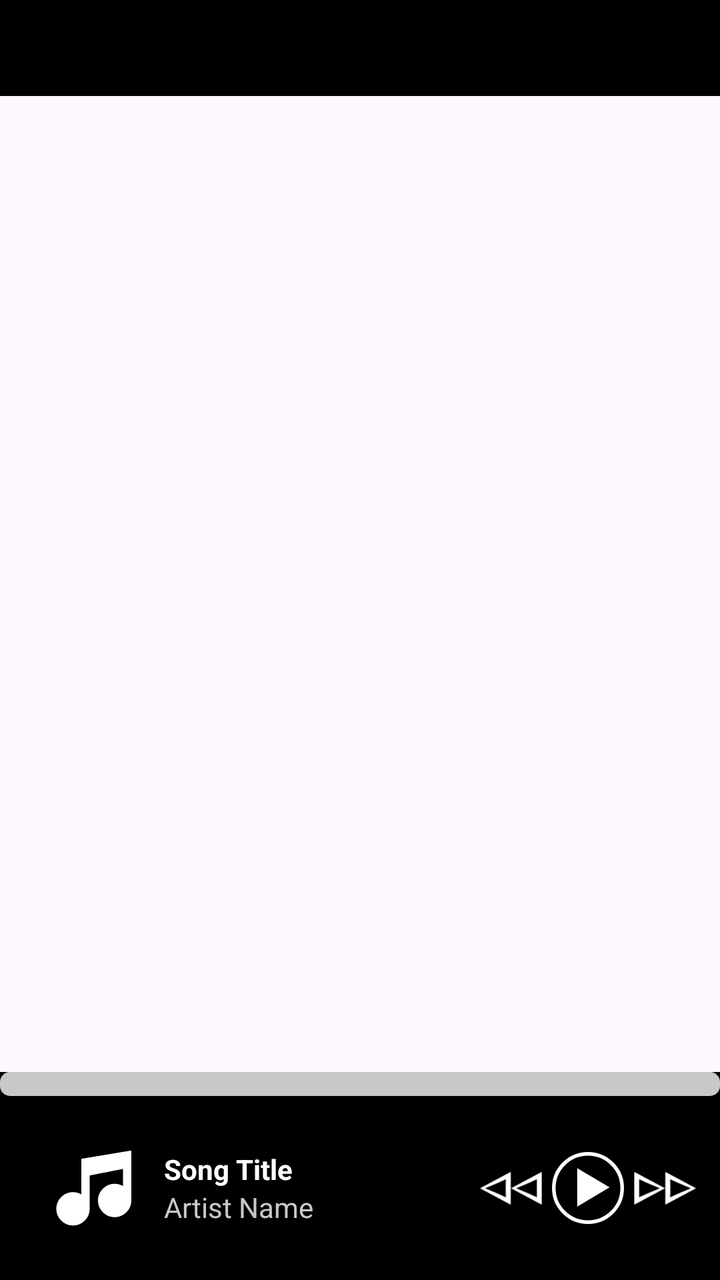
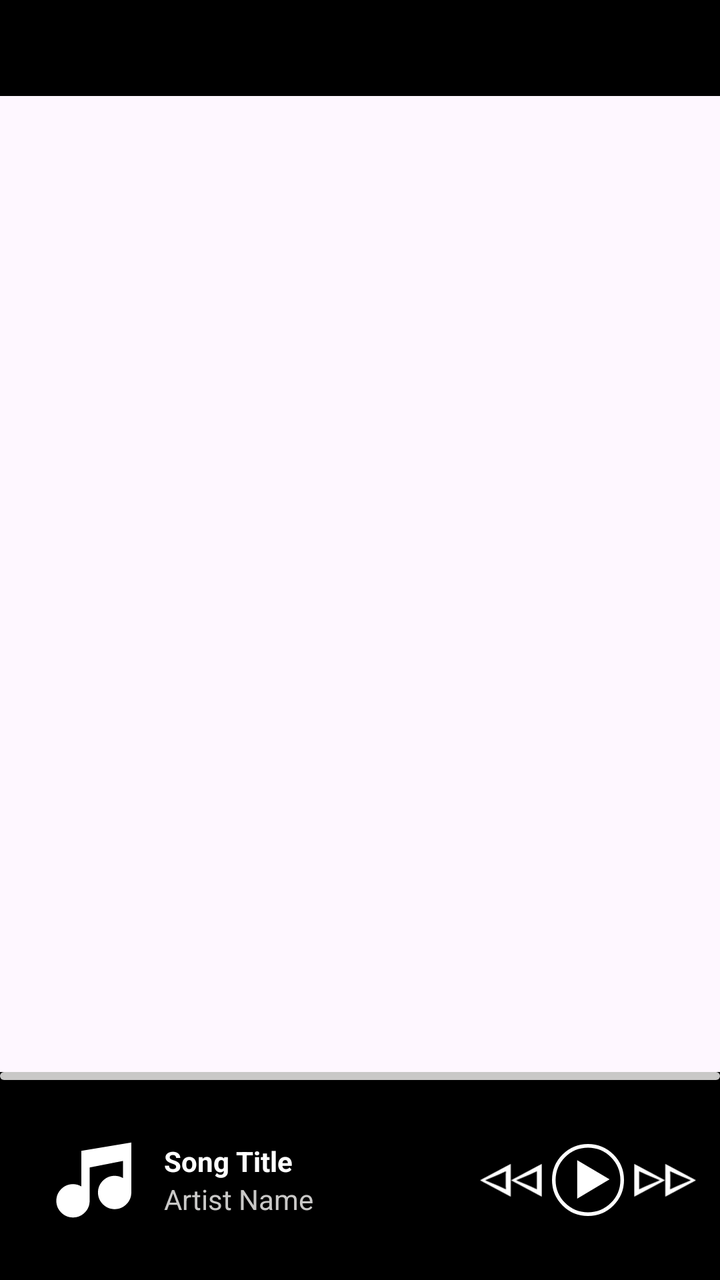

The first picture is an Android layout as it rendered before a commit; the second is the same layout after the commit. The layout source and the unified diff follow.
<!-- AndroidManifest.xml: application theme Theme.MasinqoJava -->
<!-- res/layout/activity_main.xml -->
<?xml version="1.0" encoding="utf-8"?>
<LinearLayout xmlns:android="http://schemas.android.com/apk/res/android"
    xmlns:app="http://schemas.android.com/apk/res-auto"
    xmlns:tools="http://schemas.android.com/tools"
    android:id="@+id/main"
    android:layout_width="match_parent"
    android:layout_height="match_parent"
    android:orientation="vertical"
    tools:context=".MainActivity">


    <com.google.android.material.tabs.TabLayout
        android:id="@+id/initview"
        android:layout_width="match_parent"
        android:layout_height="wrap_content"
        android:background="@color/black"
        app:tabGravity="center"
        app:tabIndicatorFullWidth="true"
        app:tabTextColor="@color/white">

    </com.google.android.material.tabs.TabLayout>

    <androidx.viewpager2.widget.ViewPager2
        android:id="@+id/viewpager"
        android:layout_width="match_parent"
        android:layout_height="0dp"
        android:layout_weight="1" />

    <androidx.constraintlayout.widget.ConstraintLayout
        android:id="@+id/custom_playback"
        android:layout_width="match_parent"
        android:layout_height="104dp"
        android:background="@color/black"
        >

        <ProgressBar
            android:id="@+id/progressBar"
            style="@android:style/Widget.ProgressBar.Horizontal"
            android:layout_width="match_parent"
            android:layout_height="12dp"
            android:fadingEdge="horizontal"
            android:progressTint="@color/white"
            android:progressBackgroundTint="@color/off_white"
            app:layout_constraintTop_toTopOf="parent" />

        <androidx.constraintlayout.widget.ConstraintLayout
            android:id="@+id/playback_buttons"
            android:layout_width="match_parent"
            android:layout_height="wrap_content"
            android:gravity="center_vertical"
            android:orientation="horizontal"
            app:layout_constraintBottom_toBottomOf="parent"
            app:layout_constraintTop_toBottomOf="@+id/progressBar">

            <com.google.android.material.imageview.ShapeableImageView
                android:id="@+id/art_work"
                android:layout_width="50dp"
                android:layout_height="50dp"
                android:layout_marginStart="24dp"
                android:scaleType="centerCrop"
                android:src="@drawable/default_thumbnail"
                app:layout_constraintBottom_toBottomOf="parent"
                app:layout_constraintStart_toStartOf="parent"
                app:layout_constraintTop_toTopOf="parent"
                app:shapeAppearanceOverlay="@style/RoundedCorners" />

            <androidx.constraintlayout.widget.ConstraintLayout
                android:id="@+id/meta_text"
                android:layout_width="wrap_content"
                android:layout_height="wrap_content"
                android:orientation="vertical"
                android:paddingStart="8dp"
                android:paddingEnd="8dp"
                app:layout_constraintBottom_toBottomOf="parent"
                app:layout_constraintStart_toEndOf="@+id/art_work"
                app:layout_constraintTop_toTopOf="parent">

                <TextView
                    android:id="@+id/player_title"
                    android:layout_width="wrap_content"
                    android:layout_height="wrap_content"
                    android:ellipsize="end"
                    android:maxLines="1"
                    android:text="@string/song_title"
                    android:textColor="@color/white"
                    android:textStyle="bold"
                    app:layout_constraintStart_toStartOf="parent"
                    app:layout_constraintTop_toTopOf="parent" />

                <TextView
                    android:id="@+id/player_artist"
                    android:layout_width="wrap_content"
                    android:layout_height="wrap_content"
                    android:ellipsize="end"
                    android:maxLines="1"
                    android:text="@string/artist_name"
                    android:textColor="@color/off_white"
                    app:layout_constraintStart_toStartOf="parent"
                    app:layout_constraintTop_toBottomOf="@+id/player_title" />
            </androidx.constraintlayout.widget.ConstraintLayout>

            <LinearLayout
                android:id="@+id/playback_container"
                android:layout_width="wrap_content"
                android:layout_height="wrap_content"
                android:layout_marginStart="12dp"
                android:layout_marginEnd="12dp"
                app:layout_constraintBottom_toBottomOf="parent"
                app:layout_constraintEnd_toEndOf="parent"
                app:layout_constraintTop_toTopOf="parent">

                <ImageButton
                    android:id="@+id/btn_previous"
                    android:layout_width="36dp"
                    android:layout_height="36dp"
                    android:background="?attr/selectableItemBackgroundBorderless"
                    android:contentDescription="@string/previous"
                    android:scaleType="centerInside"
                    android:src="@drawable/previous" />

                <ImageButton
                    android:id="@+id/btn_play_pause"
                    android:layout_width="36dp"
                    android:layout_height="36dp"
                    android:layout_gravity="center"
                    android:background="?attr/selectableItemBackgroundBorderless"
                    android:contentDescription="@string/play_pause"
                    android:scaleType="centerInside"
                    android:src="@drawable/play_with_circle" />

                <ImageButton
                    android:id="@+id/btn_next"
                    android:layout_width="36dp"
                    android:layout_height="36dp"
                    android:background="?attr/selectableItemBackgroundBorderless"
                    android:contentDescription="@string/next"
                    android:scaleType="centerInside"
                    android:src="@drawable/next" />
            </LinearLayout>
        </androidx.constraintlayout.widget.ConstraintLayout>


    </androidx.constraintlayout.widget.ConstraintLayout>


    
    
    
    
    
    
    
    
    
    


</LinearLayout>
<!-- resources referenced by this layout -->
<resources>
  <color name="black">#FF000000</color>
  <color name="off_white">#C9C8C7</color>
  <color name="white">#FFFFFFFF</color>
  <!-- drawable default_thumbnail (drawable) -->
  <vector xmlns:android="http://schemas.android.com/apk/res/android"
      android:width="183dp"
      android:height="183dp"
      android:viewportWidth="183"
      android:viewportHeight="183">
    <group>
      <clip-path
          android:pathData="M0,0h182.94v182.94h-182.94z"/>
      <path
          android:pathData="M24.2,151.12C18.23,145.14 15.24,137.97 15.24,129.58C15.24,121.2 18.23,114.02 24.2,108.05C30.17,102.08 37.35,99.09 45.73,99.09C48.66,99.09 51.36,99.44 53.83,100.14C56.31,100.84 58.69,101.89 60.98,103.28V38.11L152.45,22.87V114.34C152.45,122.72 149.46,129.9 143.49,135.87C137.52,141.84 130.34,144.83 121.96,144.83C113.57,144.83 106.4,141.84 100.43,135.87C94.45,129.9 91.47,122.72 91.47,114.34C91.47,105.95 94.45,98.77 100.43,92.8C106.4,86.83 113.57,83.85 121.96,83.85C124.88,83.85 127.58,84.2 130.06,84.89C132.54,85.59 134.92,86.64 137.2,88.04V56.6L76.22,68.6V129.58C76.22,137.97 73.24,145.14 67.27,151.12C61.3,157.09 54.12,160.07 45.73,160.07C37.35,160.07 30.17,157.09 24.2,151.12Z"
          android:fillColor="#ffffff"/>
    </group>
  </vector>
  <!-- drawable play_with_circle (drawable) -->
  <vector xmlns:android="http://schemas.android.com/apk/res/android"
      android:width="60dp"
      android:height="60dp"
      android:viewportWidth="60"
      android:viewportHeight="60">
    <path
        android:pathData="M30,30m-28.5,0a28.5,28.5 0,1 1,57 0a28.5,28.5 0,1 1,-57 0"
        android:strokeWidth="3"
        android:fillColor="#00000000"
        android:strokeColor="#ffffff"/>
    <path
        android:pathData="M48,29.5L21,13.479V45.521L48,29.5Z"
        android:fillColor="#ffffff"/>
  </vector>
  <string name="artist_name">Artist Name</string>
  <string name="next">Next</string>
  <string name="play_pause">Play/Pause</string>
  <string name="previous">Previous</string>
  <string name="song_title">Song Title</string>
  <style name="RoundedCorners">
          <item name="cornerFamily">rounded</item>
          <item name="cornerSize">8dp</item>
      </style>
  <style name="Theme.MasinqoJava" parent="Base.Theme.MasinqoJava" />
  <style name="Base.Theme.MasinqoJava" parent="Theme.Material3.DayNight.NoActionBar">
          
          
      </style>
  <!-- unchanged entries left out for length: 2 -->
</resources>

<!-- the commit's change to res/layout/activity_main.xml (unified diff, before → after) -->
@@ -10,7 +10,7 @@
 
 
     <com.google.android.material.tabs.TabLayout
-        android:id="@+id/initview"
+        android:id="@+id/initView"
         android:layout_width="match_parent"
         android:layout_height="wrap_content"
         android:background="@color/black"
@@ -37,7 +37,7 @@
             android:id="@+id/progressBar"
             style="@android:style/Widget.ProgressBar.Horizontal"
             android:layout_width="match_parent"
-            android:layout_height="12dp"
+            android:layout_height="4dp"
             android:fadingEdge="horizontal"
             android:progressTint="@color/white"
             android:progressBackgroundTint="@color/off_white"
@@ -65,27 +65,35 @@
                 app:shapeAppearanceOverlay="@style/RoundedCorners" />
 
             <androidx.constraintlayout.widget.ConstraintLayout
-                android:id="@+id/meta_text"
-                android:layout_width="wrap_content"
+                android:id="@+id/meta_info"
+                android:layout_width="0dp"
                 android:layout_height="wrap_content"
                 android:orientation="vertical"
                 android:paddingStart="8dp"
                 android:paddingEnd="8dp"
                 app:layout_constraintBottom_toBottomOf="parent"
                 app:layout_constraintStart_toEndOf="@+id/art_work"
+                app:layout_constraintEnd_toStartOf="@+id/playback_container"
                 app:layout_constraintTop_toTopOf="parent">
 
                 <TextView
                     android:id="@+id/player_title"
-                    android:layout_width="wrap_content"
+                    android:layout_width="0dp"
                     android:layout_height="wrap_content"
-                    android:ellipsize="end"
+                    android:singleLine="true"
+                    android:ellipsize="marquee"
+                    android:marqueeRepeatLimit="marquee_forever"
+                    android:scrollHorizontally="true"
+                    android:focusable="true"
+                    android:focusableInTouchMode="true"
+                    android:maxEms="100"
                     android:maxLines="1"
                     android:text="@string/song_title"
                     android:textColor="@color/white"
                     android:textStyle="bold"
                     app:layout_constraintStart_toStartOf="parent"
-                    app:layout_constraintTop_toTopOf="parent" />
+                    app:layout_constraintTop_toTopOf="parent"
+                    />
 
                 <TextView
                     android:id="@+id/player_artist"
